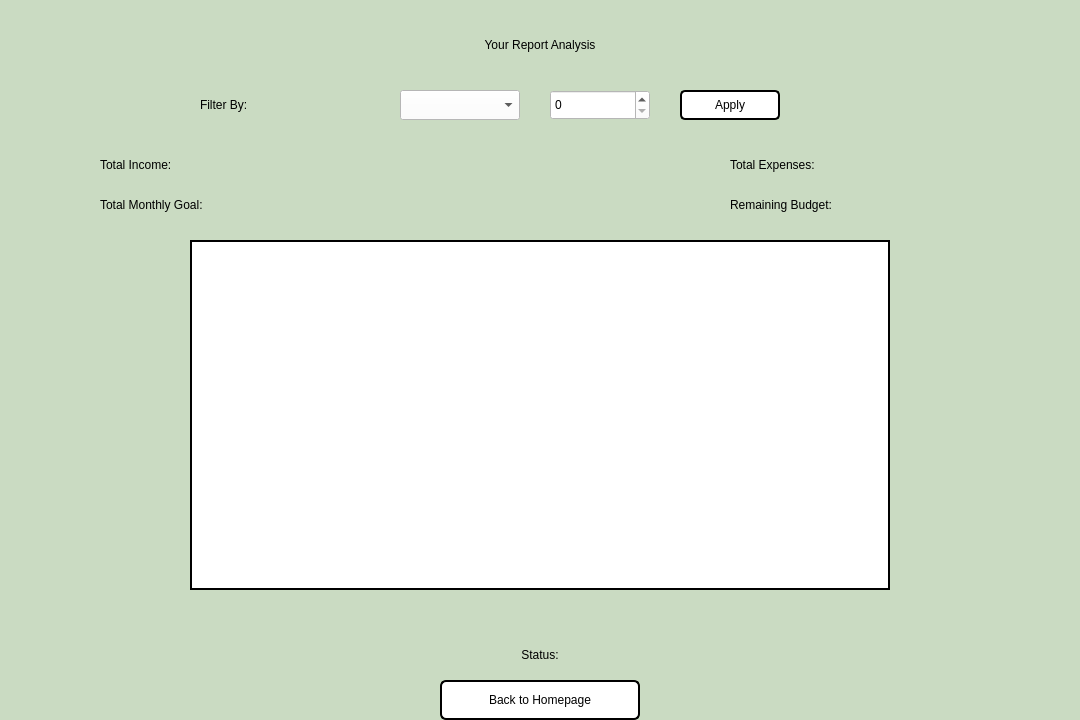
The window that analyzereport.ui (aasishhumagain/BudgetBuddy) describes before a commit, drawn with Qt 5.
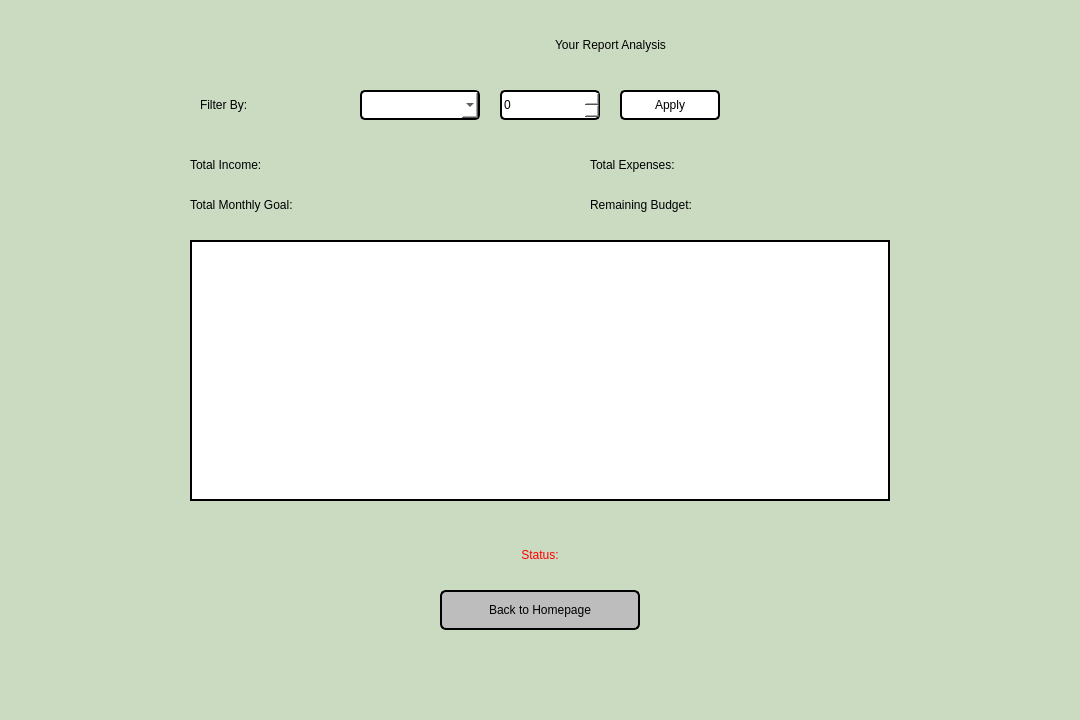
The same window after the commit.

Diff of the .ui file:
```diff
--- a/analyzereport.ui
+++ b/analyzereport.ui
@@ -23,14 +23,14 @@
   <widget class="QLabel" name="labelTitle">
    <property name="geometry">
     <rect>
-     <x>390</x>
+     <x>350</x>
      <y>20</y>
-     <width>300</width>
+     <width>521</width>
      <height>50</height>
     </rect>
    </property>
    <property name="styleSheet">
-    <string notr="true">font: 600 18pt "Segoe UI"; color: rgb(0, 0, 0);</string>
+    <string notr="true">font: 700 35pt &quot;Segoe UI&quot;; color: black;</string>
    </property>
    <property name="text">
     <string>Your Report Analysis</string>
@@ -46,12 +46,12 @@
     <rect>
      <x>200</x>
      <y>90</y>
-     <width>80</width>
+     <width>120</width>
      <height>30</height>
     </rect>
    </property>
    <property name="styleSheet">
-    <string notr="true">font: 600 11pt "Segoe UI"; color: rgb(0, 0, 0);</string>
+    <string notr="true">font: 600 16pt &quot;Segoe UI&quot;; color: black;</string>
    </property>
    <property name="text">
     <string>Filter By:</string>
@@ -61,42 +61,60 @@
   <widget class="QComboBox" name="comboBoxMonth">
    <property name="geometry">
     <rect>
-     <x>400</x>
+     <x>360</x>
      <y>90</y>
      <width>120</width>
      <height>30</height>
     </rect>
    </property>
    <property name="styleSheet">
-    <string notr="true">font: 600 11pt "Segoe UI"; color: black; background: white;</string>
+    <string notr="true">
+     font: 600 11pt &quot;Segoe UI&quot;;
+     background: white;
+     color: black;
+     border: 2px solid black;
+     border-radius: 5px;
+    </string>
    </property>
   </widget>
 
   <widget class="QSpinBox" name="spinBoxYear">
    <property name="geometry">
     <rect>
-     <x>550</x>
+     <x>500</x>
      <y>90</y>
      <width>100</width>
      <height>30</height>
     </rect>
    </property>
    <property name="styleSheet">
-    <string notr="true">font: 600 11pt "Segoe UI"; color: black; background: white;</string>
+    <string notr="true">
+     font: 600 11pt &quot;Segoe UI&quot;;
+     background: white;
+     color: black;
+     border: 2px solid black;
+     border-radius: 5px;
+    </string>
    </property>
   </widget>
 
   <widget class="QPushButton" name="buttonFilter">
    <property name="geometry">
     <rect>
-     <x>680</x>
+     <x>620</x>
      <y>90</y>
      <width>100</width>
      <height>30</height>
     </rect>
    </property>
    <property name="styleSheet">
-    <string notr="true">font: 600 11pt "Segoe UI"; color: black; background: white; border: 2px solid black; border-radius: 5px;</string>
+    <string notr="true">
+     font: 600 11pt &quot;Segoe UI&quot;;
+     background: white;
+     color: black;
+     border: 2px solid black;
+     border-radius: 5px;
+    </string>
    </property>
    <property name="text">
     <string>Apply</string>
@@ -107,9 +125,9 @@
   <widget class="QLabel" name="labelTotalIncome">
    <property name="geometry">
     <rect>
-     <x>100</x>
+     <x>190</x>
      <y>150</y>
-     <width>250</width>
+     <width>300</width>
      <height>30</height>
     </rect>
    </property>
@@ -124,9 +142,9 @@
   <widget class="QLabel" name="labelTotalExpenses">
    <property name="geometry">
     <rect>
-     <x>730</x>
+     <x>590</x>
      <y>150</y>
-     <width>250</width>
+     <width>300</width>
      <height>30</height>
     </rect>
    </property>
@@ -141,9 +159,9 @@
   <widget class="QLabel" name="labelTotalMonthlyGoal">
    <property name="geometry">
     <rect>
-     <x>100</x>
+     <x>190</x>
      <y>190</y>
-     <width>250</width>
+     <width>300</width>
      <height>30</height>
     </rect>
    </property>
@@ -158,9 +176,9 @@
   <widget class="QLabel" name="labelRemainingBudget">
    <property name="geometry">
     <rect>
-     <x>730</x>
+     <x>590</x>
      <y>190</y>
-     <width>250</width>
+     <width>300</width>
      <height>30</height>
     </rect>
    </property>
@@ -179,7 +197,7 @@
      <x>190</x>
      <y>240</y>
      <width>700</width>
-     <height>350</height>
+     <height>261</height>
     </rect>
    </property>
    <property name="styleSheet">
@@ -197,17 +215,14 @@
   <widget class="QLabel" name="labelHoverInfo">
    <property name="geometry">
     <rect>
-     <x>390</x>
-     <y>600</y>
-     <width>300</width>
+     <x>360</x>
+     <y>510</y>
+     <width>360</width>
      <height>30</height>
     </rect>
    </property>
    <property name="styleSheet">
-    <string notr="true">font: 600 11pt "Segoe UI"; color: rgb(0, 85, 127);</string>
-   </property>
-   <property name="alignment">
-    <set>Qt::AlignCenter</set>
+    <string notr="true">font: 600 12pt &quot;Segoe UI&quot;; color: rgb(0, 85, 255);</string>
    </property>
    <property name="text">
     <string/>
@@ -219,13 +234,13 @@
    <property name="geometry">
     <rect>
      <x>440</x>
-     <y>640</y>
+     <y>540</y>
      <width>200</width>
      <height>30</height>
     </rect>
    </property>
    <property name="styleSheet">
-    <string notr="true">font: 600 11pt "Segoe UI"; color: black;</string>
+    <string notr="true">font: 600 16pt &quot;Segoe UI&quot;; color: red;</string>
    </property>
    <property name="text">
     <string>Status:</string>
@@ -240,13 +255,13 @@
    <property name="geometry">
     <rect>
      <x>440</x>
-     <y>680</y>
+     <y>590</y>
      <width>200</width>
      <height>40</height>
     </rect>
    </property>
    <property name="styleSheet">
-    <string notr="true">font: 600 12pt "Segoe UI"; color: black; background: white; border: 2px solid black; border-radius: 6px;</string>
+    <string notr="true">font: 700 14pt &quot;Segoe UI&quot;; background: rgb(189, 189, 189); color: black; border: 2px solid black; border-radius: 6px;</string>
    </property>
    <property name="text">
     <string>Back to Homepage</string>
```
Left out of the diff: 43 changed lines with no effect on the pictures.
